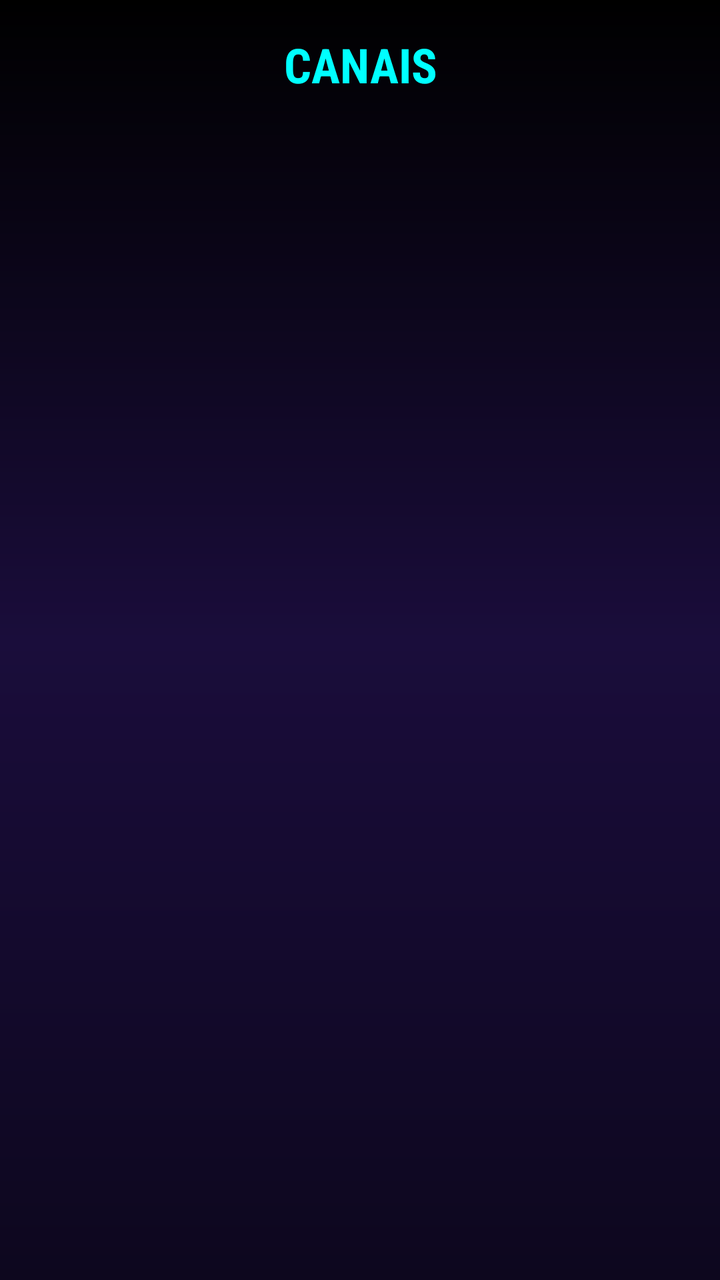
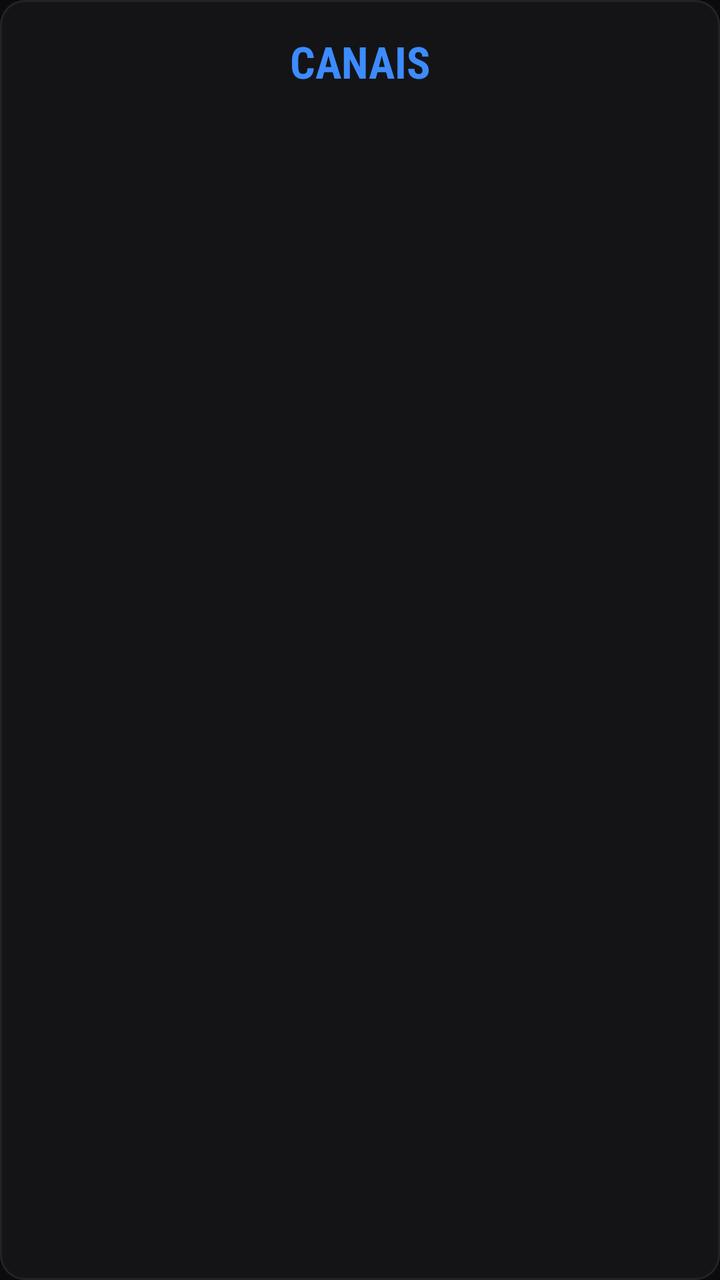

Two renders of the same Android screen: before a commit and after it. Below are the layout's source before the change and the commit's diff.
<!-- AndroidManifest.xml: activity theme AppTheme -->
<!-- res/layout/activity_categories.xml -->
<?xml version="1.0" encoding="utf-8"?>
<LinearLayout xmlns:android="http://schemas.android.com/apk/res/android"
    android:layout_width="match_parent"
    android:layout_height="match_parent"
    android:orientation="vertical"
    android:background="@drawable/bg_screen_gradient"
    android:padding="16dp">

    <TextView
        android:id="@+id/tvCategoryTitle"
        android:layout_width="match_parent"
        android:layout_height="wrap_content"
        android:text="CANAIS"
        android:textColor="#00FFFF"
        android:textSize="24sp"
        android:textStyle="bold"
        android:gravity="center"
        android:layout_marginBottom="16dp"/>

    <FrameLayout
        android:layout_width="match_parent"
        android:layout_height="match_parent">

        <androidx.recyclerview.widget.RecyclerView
            android:id="@+id/rvCategories"
            android:layout_width="match_parent"
            android:layout_height="match_parent" />

        <ProgressBar
            android:id="@+id/progressBar"
            android:layout_width="64dp"
            android:layout_height="64dp"
            android:layout_gravity="center"
            android:indeterminateTint="#00FFFF"
            android:visibility="gone" />
    </FrameLayout>
</LinearLayout>
<!-- resources referenced by this layout -->
<resources>
  <!-- drawable bg_screen_gradient (drawable) -->
  <?xml version="1.0" encoding="utf-8"?>
  <shape xmlns:android="http://schemas.android.com/apk/res/android" android:shape="rectangle">
      <gradient 
          android:startColor="#0D071E" 
          android:centerColor="#1A0D3B"
          android:endColor="#000000" 
          android:angle="90" 
          android:type="linear"/>
  </shape>
  <style name="AppTheme" parent="Theme.AppCompat.NoActionBar">
          <item name="android:fontFamily">sans-serif-condensed</item>
          <item name="android:windowAnimationStyle">@style/AppWindowTransition</item>
          <item name="android:windowBackground">@color/bg_primary</item>
          <item name="colorPrimary">@color/bg_elevated</item>
          <item name="colorPrimaryDark">@color/bg_primary</item>
          <item name="colorAccent">@color/accent</item>
          <item name="android:textColorPrimary">@color/text_primary</item>
          <item name="android:textColorSecondary">@color/text_secondary</item>
      </style>
  <style name="AppWindowTransition" parent="android:Animation.Activity">
          <item name="android:activityOpenEnterAnimation">@anim/fade_in</item>
          <item name="android:activityOpenExitAnimation">@anim/fade_out</item>
          <item name="android:activityCloseEnterAnimation">@anim/fade_in</item>
          <item name="android:activityCloseExitAnimation">@anim/fade_out</item>
      </style>
  <color name="bg_primary">#0B0B0D</color>
  <color name="bg_elevated">#1A1A1C</color>
  <color name="accent">#3D8BFF</color>
  <color name="text_primary">#FFFFFF</color>
  <color name="text_secondary">#9B9BA1</color>
</resources>

<!-- the commit's change to res/layout/activity_categories.xml (unified diff, before → after) -->
@@ -11,8 +11,8 @@
         android:layout_width="match_parent"
         android:layout_height="wrap_content"
         android:text="CANAIS"
-        android:textColor="#00FFFF"
-        android:textSize="24sp"
+        android:textColor="@color/accent"
+        android:textSize="@dimen/text_title"
         android:textStyle="bold"
         android:gravity="center"
         android:layout_marginBottom="16dp"/>
<!-- resource entries referenced after the edit -->
@@ -2,14 +2,22 @@
 <resources>
   <!-- drawable bg_screen_gradient (drawable) -->
   <?xml version="1.0" encoding="utf-8"?>
-  <shape xmlns:android="http://schemas.android.com/apk/res/android" android:shape="rectangle">
-      <gradient 
-          android:startColor="#0D071E" 
-          android:centerColor="#1A0D3B"
-          android:endColor="#000000" 
-          android:angle="90" 
-          android:type="linear"/>
-  </shape>
+  <selector xmlns:android="http://schemas.android.com/apk/res/android">
+      <item android:state_focused="true">
+          <shape android:shape="rectangle">
+              <solid android:color="@color/accent_wash"/>
+              <corners android:radius="@dimen/radius_card"/>
+              <stroke android:width="@dimen/focus_stroke" android:color="@color/accent"/>
+          </shape>
+      </item>
+      <item>
+          <shape android:shape="rectangle">
+              <solid android:color="@color/bg_elevated"/>
+              <corners android:radius="@dimen/radius_card"/>
+              <stroke android:width="1dp" android:color="@color/surface_line"/>
+          </shape>
+      </item>
+  </selector>
   <style name="AppTheme" parent="Theme.AppCompat.NoActionBar">
           <item name="android:fontFamily">sans-serif-condensed</item>
           <item name="android:windowAnimationStyle">@style/AppWindowTransition</item>
@@ -20,6 +28,9 @@
           <item name="android:textColorPrimary">@color/text_primary</item>
           <item name="android:textColorSecondary">@color/text_secondary</item>
       </style>
+  <color name="accent_wash">#1A3D8BFF</color>
+  <dimen name="radius_card">12dp</dimen>
+  <dimen name="focus_stroke">2dp</dimen>
   <style name="AppWindowTransition" parent="android:Animation.Activity">
           <item name="android:activityOpenEnterAnimation">@anim/fade_in</item>
           <item name="android:activityOpenExitAnimation">@anim/fade_out</item>
@@ -27,8 +38,10 @@
           <item name="android:activityCloseExitAnimation">@anim/fade_out</item>
       </style>
   <color name="bg_primary">#0B0B0D</color>
-  <color name="bg_elevated">#1A1A1C</color>
+  <color name="bg_elevated">#141417</color>
+  <color name="surface_line">#232327</color>
   <color name="accent">#3D8BFF</color>
+  <dimen name="text_title">22sp</dimen>
   <color name="text_primary">#FFFFFF</color>
   <color name="text_secondary">#9B9BA1</color>
 </resources>
